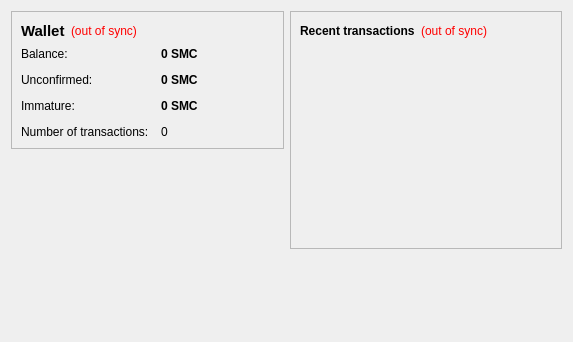
Before: the Qt Designer form src/qt/forms/overviewpage.ui in djsubtronic/asscoin, drawn with Qt 5.
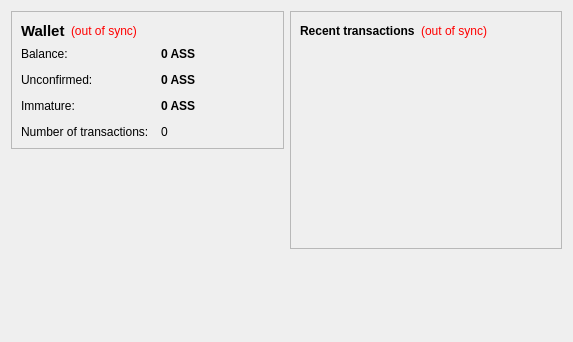
After: the same form once the commit is applied.

Patch:
```diff
--- a/src/qt/forms/overviewpage.ui
+++ b/src/qt/forms/overviewpage.ui
@@ -105,7 +105,7 @@
              <string>Your current balance</string>
             </property>
             <property name="text">
-             <string notr="true">0 SMC</string>
+             <string notr="true">0 ASS</string>
             </property>
             <property name="textInteractionFlags">
              <set>Qt::LinksAccessibleByMouse|Qt::TextSelectableByKeyboard|Qt::TextSelectableByMouse</set>
@@ -134,7 +134,7 @@
              <string>Total of transactions that have yet to be confirmed, and do not yet count toward the current balance</string>
             </property>
             <property name="text">
-             <string notr="true">0 SMC</string>
+             <string notr="true">0 ASS</string>
             </property>
             <property name="textInteractionFlags">
              <set>Qt::LinksAccessibleByMouse|Qt::TextSelectableByKeyboard|Qt::TextSelectableByMouse</set>
@@ -177,7 +177,7 @@
              <string>Mined balance that has not yet matured</string>
             </property>
             <property name="text">
-             <string notr="true">0 SMC</string>
+             <string notr="true">0 ASS</string>
             </property>
             <property name="textInteractionFlags">
              <set>Qt::LinksAccessibleByMouse|Qt::TextSelectableByKeyboard|Qt::TextSelectableByMouse</set>
```
Left out of the diff: 4 changed lines with no effect on the pictures.
